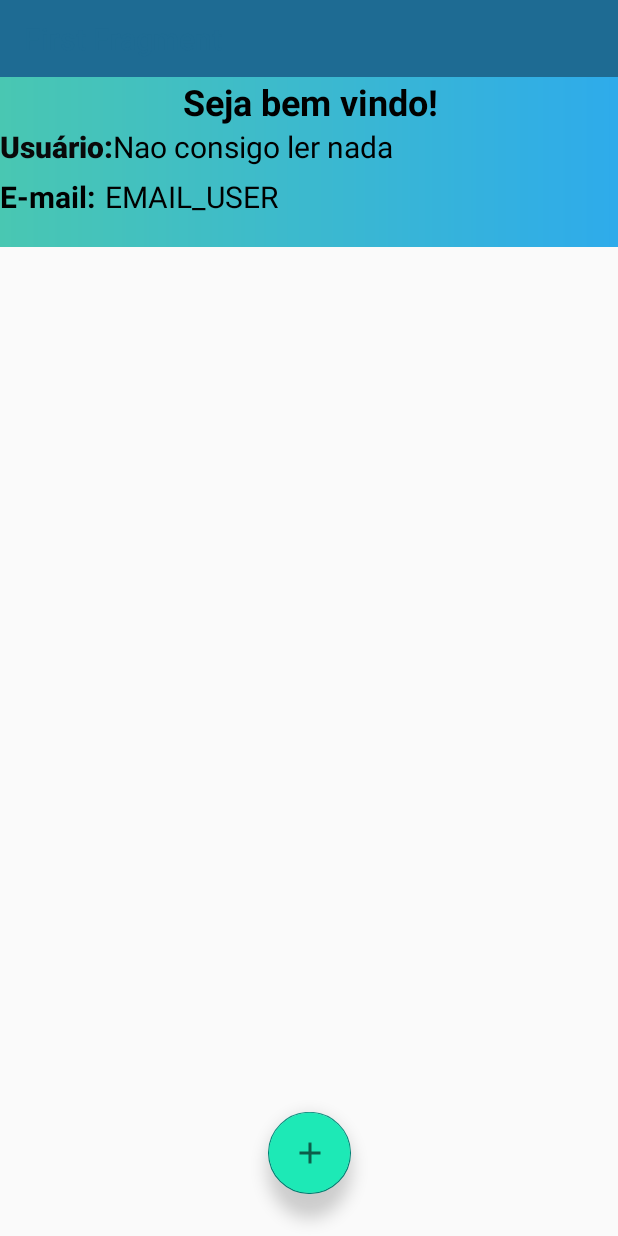
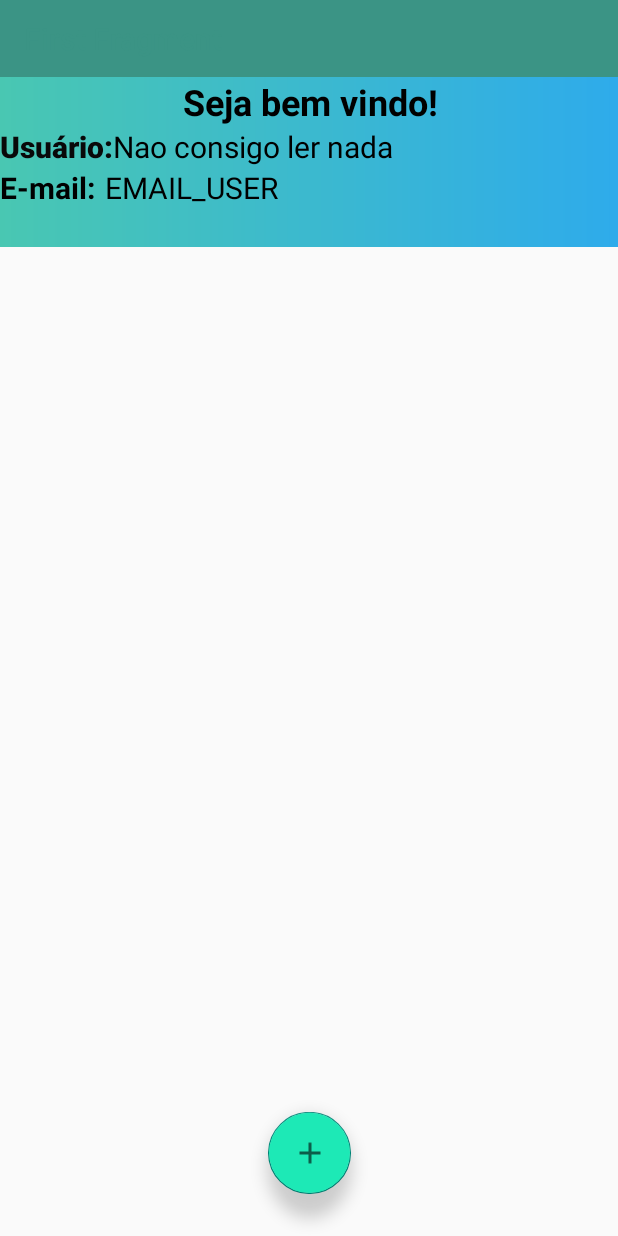
Before and after one commit to HugoOliveira72/DentistApp, an Android app: the FirstFragment screen opened directly, with no data from a screen before it, on a phone screen of 412 x 824 dp. Run offline under Robolectric (Android 15) with nearby library versions, the phone set to English and light mode, and no system bars; our stand-ins replace navigation-ui; 6 statements that could not run were skipped.

Commit message:
Versao 1.1 Alteração das cores

```diff
--- a/DentistApp/app/src/main/java/activity/FirstFragment.java
+++ b/DentistApp/app/src/main/java/activity/FirstFragment.java
@@ -63,6 +63,8 @@ public class FirstFragment extends Fragment implements Serializable {
 
     //-----------------------------------------------------------------//
     private consulta consultaSelecionada = new consulta();
+
+    Button botaoSair;
 
     @Override
     public View onCreateView(
@@ -159,6 +161,7 @@ public class FirstFragment extends Fragment implements Serializable {
             }
         }
         ));
+
     }
 
     private void setAdapter() {
@@ -225,9 +228,4 @@ public class FirstFragment extends Fragment implements Serializable {
         });
         alert.create().show();
     }
-
-
-
-
-
 }
--- /dev/null
+++ b/DentistApp/app/src/main/res/drawable/exit_icon.xml
@@ -0,0 +1,5 @@
+<vector android:height="24dp" android:tint="#727272"
+    android:viewportHeight="24" android:viewportWidth="24"
+    android:width="24dp" xmlns:android="http://schemas.android.com/apk/res/android">
+    <path android:fillColor="@android:color/white" android:pathData="M10.09,15.59L11.5,17l5,-5 -5,-5 -1.41,1.41L12.67,11H3v2h9.67l-2.58,2.59zM19,3H5c-1.11,0 -2,0.9 -2,2v4h2V5h14v14H5v-4H3v4c0,1.1 0.89,2 2,2h14c1.1,0 2,-0.9 2,-2V5c0,-1.1 -0.9,-2 -2,-2z"/>
+</vector>
--- a/DentistApp/app/src/main/res/layout/fragment_first.xml
+++ b/DentistApp/app/src/main/res/layout/fragment_first.xml
@@ -14,6 +14,11 @@
         android:orientation="vertical"
         app:layout_constraintTop_toTopOf="parent">
 
+        <LinearLayout
+            android:layout_width="match_parent"
+            android:layout_height="wrap_content"
+            android:orientation="horizontal">
+
             <TextView
                 android:id="@+id/textViewTitulo"
                 android:layout_width="match_parent"
@@ -24,9 +29,11 @@
                 android:textSize="24sp"
                 android:textStyle="bold" />
 
+        </LinearLayout>
+
         <LinearLayout
-            android:layout_width="399dp"
-            android:layout_height="33dp"
+            android:layout_width="match_parent"
+            android:layout_height="wrap_content"
             android:orientation="horizontal">
 
             <TextView
--- a/DentistApp/app/src/main/res/values/colors.xml
+++ b/DentistApp/app/src/main/res/values/colors.xml
@@ -11,10 +11,14 @@
     <color name="PrimaryColor">#33CAB3</color>
     <color name="PrimaryColorDark">#0D6063</color>
     <color name="ColorAccent">#09CFD6</color>
-    <color name="ColorToolbar">#1E6B93</color>
+    <color name="ColorToolbar">#3B9485</color>
 
     <!-- Gradient Colors-->
     <color name="GradientStart">#49c7b2</color>
     <color name="GradientEnd">#2eabeb</color>
 
+    <!-- ========= -->
+    <color name="ColorExitButtonStart">#FF3C00</color>
+    <color name="ColorExitButtonEnd">#000000</color>
+
 </resources>
```
Also changed, not shown: DentistApp/app/src/main/java/activity/Principal.java (+5 -23 lines), DentistApp/app/src/main/res/drawable/gradient_button_exit.xml (added, +13 -0 lines). Lines whose indentation alone changed are shown as unchanged.
